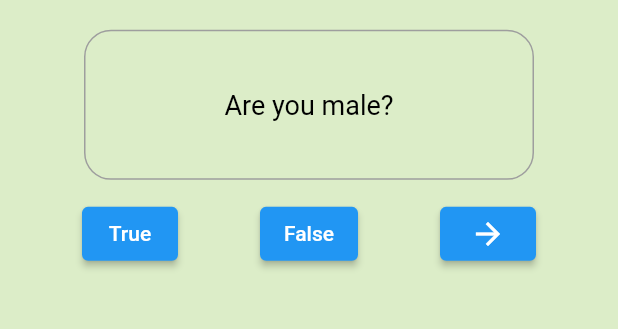
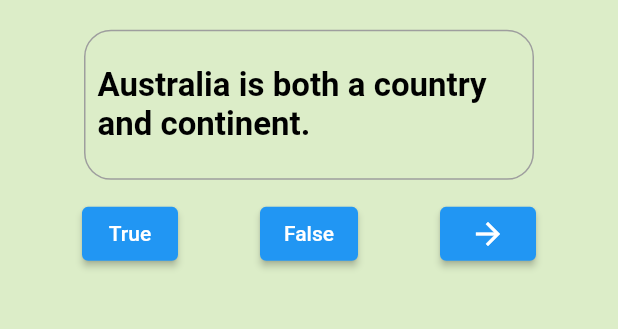
Before and after one commit to Drakunal/quiz-app, a Flutter app: the screen it shows after launch, after a tap on "True", on a phone screen of 412 x 824 dp, the part 163-492 px from its top. Run offline on Flutter 3.47's test engine with Material 2 defaults, Android fonts, the phone set to English and light mode, and no system bars.

Commit message:
questions added

```diff
--- a/lib/ui/home.dart
+++ b/lib/ui/home.dart
@@ -1,3 +1,4 @@
+import 'package:flutter/cupertino.dart';
 import 'package:flutter/material.dart';
 import 'package:quiz_app/model/Question.dart';
 import 'package:quiz_app/model/Score.dart';
@@ -18,9 +19,12 @@ class _QuizAppState extends State<QuizApp> {
   int _numberOfVisited = 0;
   double score = 0;
   List questions = [
-    Question.name("Are you female", false, false),
-    Question.name("Are you male?", true, false),
-    Score.name("Your score is :", 0)
+    Question.name("Is Asia a country?", false, false),
+    Question.name("Australia is both a country and continent.", true, false),
+    Question.name("Plants contain chlorophyll.", true, false),
+    Question.name("Is operating system a software?", true, false),
+    Question.name("Are leaves white in color?", false, false),
+    Score.name("Your score is : ", 0)
   ];
 
   @override
@@ -61,9 +65,9 @@ class _QuizAppState extends State<QuizApp> {
                   child: Text(
                     _text,
                     style: const TextStyle(
-                      fontSize: 18,
-                      color: Colors.black,
-                    ),
+                        fontSize: 22,
+                        color: Colors.black,
+                        fontWeight: FontWeight.bold),
                   ),
                 )),
               ),
```
